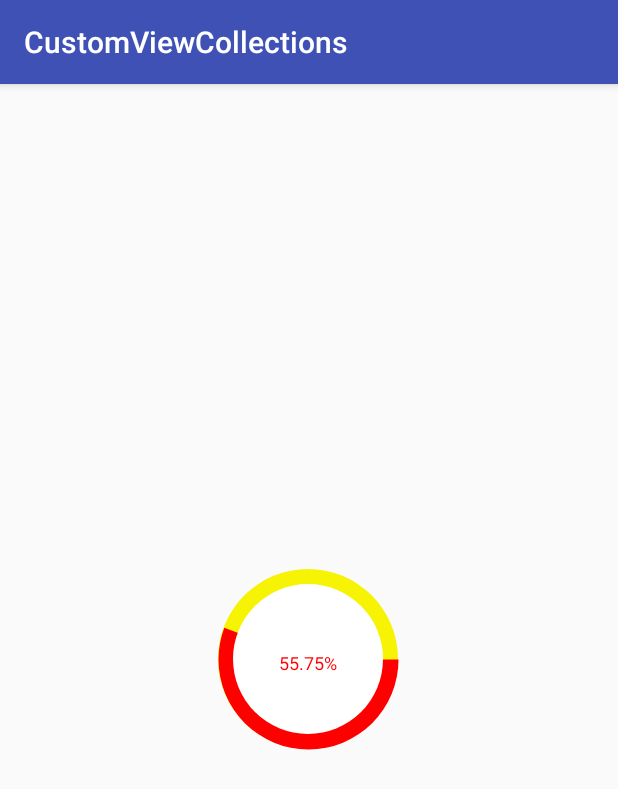
After one commit to ckwcc/CustomViewCollections, an Android app: the LevelViewActivity screen opened directly, with no data from a screen before it, on a phone screen of 412 x 824 dp. The commit adds this screen. Shown: the top 789 px of the screen. Run offline under Robolectric (Android 15) with nearby library versions, the phone set to English and light mode, and no system bars.

Commit message:
new:添加圆形进度条控件

```diff
--- a/app/src/main/AndroidManifest.xml
+++ b/app/src/main/AndroidManifest.xml
@@ -16,7 +16,8 @@
                 <category android:name="android.intent.category.LAUNCHER" />
             </intent-filter>
         </activity>
-        <activity android:name=".rulerview.RulerViewActivity" />
+        <activity android:name=".ruler_view.RulerViewActivity" />
+        <activity android:name=".level_view.LevelViewActivity" />
     </application>
 
 </manifest>
--- /dev/null
+++ b/app/src/main/java/com/ckw/customviewcollections/KLogUtil.kt
@@ -0,0 +1,16 @@
+package com.ckw.customviewcollections
+
+import android.util.Log
+
+/**
+ * Created by ckw
+ * on 2018/6/1.
+ */
+class KLogUtil {
+    companion object {
+        fun log(x: String){
+            Log.d("----",x)
+        }
+    }
+
+}
--- a/app/src/main/java/com/ckw/customviewcollections/MainActivity.kt
+++ b/app/src/main/java/com/ckw/customviewcollections/MainActivity.kt
@@ -8,11 +8,10 @@ import android.support.v7.widget.LinearLayoutManager
 import android.support.v7.widget.RecyclerView
 import android.view.LayoutInflater
 import android.view.View
-import com.ckw.customviewcollections.rulerview.RulerView
-import kotlinx.android.synthetic.main.activity_main.*
 import android.widget.TextView
 import android.view.ViewGroup
-import com.ckw.customviewcollections.rulerview.RulerViewActivity
+import com.ckw.customviewcollections.level_view.LevelViewActivity
+import com.ckw.customviewcollections.ruler_view.RulerViewActivity
 
 
 class MainActivity : AppCompatActivity(), ItemClickListener {
@@ -26,6 +25,7 @@ class MainActivity : AppCompatActivity(), ItemClickListener {
 
         var datas = ArrayList<String>()
         datas.add("RulerView:尺子选择器")
+        datas.add("LevelView:等级显示器")
 
         val adapter = SimpleAdapter(this,datas)
         recyclerView.adapter = adapter
@@ -35,6 +35,19 @@ class MainActivity : AppCompatActivity(), ItemClickListener {
     }
 
     override fun setOnItemClick(position: Int) {
+        var intent: Intent? = null
+        when (position) {
+            0 -> {
+                intent = Intent(this,RulerViewActivity::class.java)
+                startActivity(intent)
+            }
+            1 -> {
+                intent = Intent(this,LevelViewActivity::class.java)
+                startActivity(intent)
+            }
+        }
+
+
         if(position == 0){
             startActivity(Intent(this,RulerViewActivity::class.java))
         }
--- /dev/null
+++ b/app/src/main/java/com/ckw/customviewcollections/level_view/CircleLevelView.kt
@@ -0,0 +1,226 @@
+package com.ckw.customviewcollections.level_view
+
+import android.animation.ValueAnimator
+import android.annotation.SuppressLint
+import android.content.Context
+import android.graphics.Canvas
+import android.graphics.Color
+import android.graphics.Paint
+import android.graphics.RectF
+import android.util.AttributeSet
+import android.view.View
+import com.ckw.customviewcollections.KLogUtil
+import com.ckw.customviewcollections.R
+
+/**
+ * Created by ckw
+ * on 2018/6/8.
+ * <attr name="externalRadius" format="dimension"/> 外部圆的半径
+ * <attr name="externalColor" format="color"/>  外部圆的颜色
+ * <attr name="innerRadius" format="dimension"/> 内部圆的半径
+ * <attr name="innerColor" format="color"/> 内部圆的颜色
+ * <attr name="percentColor" format="color"/> 进度条的颜色
+ * <attr name="startAngle" format="float"/> 进度条开始的角度
+ * <attr name="endAngle" format="float"/> 结束的角度
+ * <attr name="centerTextColor" format="color"/> 中心文字的颜色
+ * <attr name="centerTextSize" format="dimension"/> 中心文字的大小
+ * <attr name="isPercent" format="boolean"/> 是否需要显示百分比
+ */
+class CircleLevelView : View {
+
+    /*
+    * 外圆半径
+    * */
+    private var mExternalRadius: Float = 100f
+    /*
+    * 内院半径
+    * */
+    private var mInnerRadius: Float = 90f
+
+    /*
+    * 各种颜色
+    * */
+    private var mInnerColor = Color.WHITE
+    private var mExternalColor = Color.YELLOW
+    private var mPercentColor = Color.BLACK
+    private var mTextColor = Color.BLACK
+
+    /*
+    * 各种画笔
+    * */
+    private var mExternalPaint: Paint? = null
+    private var mInnerPaint: Paint? = null
+    private var mPercentPaint: Paint? = null
+    private var mTextPaint: Paint? = null
+
+    private var mTextSize = 30f
+    /*
+    * 是否是百分比
+    * */
+    private var mIsPercent = false
+    /*
+    * 进度条开始的角度
+    * */
+    private var mStartAngle: Float = 0f
+    /*
+    * 进度条结束的角度
+    * */
+    private var mEndAngle: Float = 0f
+    /*
+    * 当前展示的角度，由动画控制
+    * */
+    private var mCurrentAngle: Float = 0f
+
+    private var mAnimationDuration = 2500L
+
+    private var mWidth = 0
+    private var mHeight = 0
+
+    constructor(context: Context?) : this(context,null)
+    constructor(context: Context?, attrs: AttributeSet?) : this(context, attrs,0)
+
+    constructor(context: Context?, attrs: AttributeSet?, defStyleAttr: Int) : super(context, attrs, defStyleAttr){
+        init(context!!,attrs!!)
+    }
+
+    private fun init(context: Context, attrs: AttributeSet) {
+        val typedArray = context.obtainStyledAttributes(attrs, R.styleable.CircleLevelView)
+
+        mExternalRadius = typedArray.getDimension(R.styleable.CircleLevelView_externalRadius,mExternalRadius)
+        mExternalColor = typedArray.getColor(R.styleable.CircleLevelView_externalColor,mExternalColor)
+        mInnerRadius = typedArray.getDimension(R.styleable.CircleLevelView_innerRadius,mInnerRadius)
+        mInnerColor = typedArray.getColor(R.styleable.CircleLevelView_innerColor,mInnerColor)
+        mPercentColor = typedArray.getColor(R.styleable.CircleLevelView_percentColor,mPercentColor)
+        mStartAngle = typedArray.getFloat(R.styleable.CircleLevelView_startAngle,mStartAngle)
+        mEndAngle = typedArray.getFloat(R.styleable.CircleLevelView_endAngle,mEndAngle)
+        mTextColor = typedArray.getColor(R.styleable.CircleLevelView_centerTextColor,mTextColor)
+        mTextSize = typedArray.getDimension(R.styleable.CircleLevelView_centerTextSize,mTextSize)
+        mIsPercent = typedArray.getBoolean(R.styleable.CircleLevelView_isPercent,false)
+
+        mExternalPaint = Paint(Paint.ANTI_ALIAS_FLAG)
+        mExternalPaint!!.style = Paint.Style.FILL
+        mExternalPaint!!.color = mExternalColor
+
+        mInnerPaint = Paint(Paint.ANTI_ALIAS_FLAG)
+        mInnerPaint!!.style = Paint.Style.FILL
+        mInnerPaint!!.color = mInnerColor
+
+        mPercentPaint = Paint(Paint.ANTI_ALIAS_FLAG)
+        mPercentPaint!!.style = Paint.Style.FILL
+        mPercentPaint!!.color = mPercentColor
+
+        mTextPaint  = Paint(Paint.ANTI_ALIAS_FLAG)
+        mTextPaint!!.textSize = mTextSize
+        mTextPaint!!.style = Paint.Style.STROKE
+        mTextPaint!!.color = mTextColor
+
+        typedArray.recycle()
+    }
+
+    override fun onMeasure(widthMeasureSpec: Int, heightMeasureSpec: Int) {
+        super.onMeasure(widthMeasureSpec, heightMeasureSpec)
+        val widthMode = MeasureSpec.getMode(widthMeasureSpec)
+        val heightMode = MeasureSpec.getMode(heightMeasureSpec)
+
+        if(widthMode == MeasureSpec.EXACTLY && heightMode == MeasureSpec.EXACTLY){
+            setMeasuredDimension(widthMeasureSpec,heightMeasureSpec)
+        }else{
+            setMeasuredDimension((mExternalRadius * 2 + 1f).toInt(),(mExternalRadius * 2 + 1).toInt())
+        }
+
+    }
+
+    override fun onSizeChanged(w: Int, h: Int, oldw: Int, oldh: Int) {
+        super.onSizeChanged(w, h, oldw, oldh)
+        if(w > 0 && h > 0){
+            mWidth = w
+            mHeight = h
+
+        }else{
+            mWidth = 100
+            mHeight = 100
+        }
+    }
+
+
+    @SuppressLint("DrawAllocation")
+    override fun onDraw(canvas: Canvas?) {
+        super.onDraw(canvas)
+        val left = (mWidth - mExternalRadius * 2) / 2
+        val top = (mHeight - mExternalRadius * 2) / 2
+        val right = mWidth - left
+        val bottom = mHeight - top
+        val rectF = RectF(left,top,right,bottom)
+
+        val centerX = mWidth.div(2).toFloat()
+        val centerY = mHeight.div(2).toFloat()
+        canvas!!.drawCircle(centerX,centerY,mExternalRadius,mExternalPaint)
+        canvas!!.drawArc(rectF,mStartAngle,mCurrentAngle,true,mPercentPaint)
+        canvas!!.drawCircle(centerX,centerY,mInnerRadius,mInnerPaint)
+
+        val percent = mCurrentAngle.div(360.0f) * 100
+        var text = String.format("%.2f",percent)
+        if (mIsPercent){
+            text = text.plus("%")
+        }
+        val textWidth = mTextPaint!!.measureText(text)
+        val textHeight = getFontHeight(mTextPaint!!)
+        canvas!!.drawText(text,
+                centerX - textWidth.div(2),
+                centerY + textHeight.div(2),
+                mTextPaint!!)
+    }
+
+
+    /*
+    * 设置初始的两个角度
+    * */
+    fun setAngle(angleStart: Float,angleEnd: Float) {
+        mStartAngle = angleStart
+        mEndAngle = angleEnd
+        setPercentAnimation()
+    }
+
+    /*
+    * 直接设置数值
+    * */
+    fun setValue(value: Float) {
+        if(value <0 || value > 360){
+            return
+        }
+        mStartAngle = 0f;
+        mEndAngle = value.div(100f) * 360
+        setPercentAnimation()
+    }
+
+    /*
+    * 设置动画时长
+    * */
+    fun setAnimationDuration(duration: Long) {
+        mAnimationDuration = duration
+    }
+
+    fun setIsPercent(isPercent: Boolean) {
+        mIsPercent = isPercent
+    }
+
+    /*
+    * 设置动画
+    * */
+    private fun setPercentAnimation() {
+        val offSet = mEndAngle - mStartAngle
+        val valueAnimator = ValueAnimator.ofFloat(0f,offSet)
+        valueAnimator.addUpdateListener {
+            mCurrentAngle = valueAnimator.getAnimatedValue() as Float
+            invalidate()
+        }
+        valueAnimator.duration = mAnimationDuration
+        valueAnimator.start()
+
+    }
+
+    private fun getFontHeight(paint: Paint): Float {
+        val fm = paint.fontMetrics
+        return fm.descent - fm.ascent
+    }
+}
--- /dev/null
+++ b/app/src/main/java/com/ckw/customviewcollections/level_view/LevelViewActivity.kt
@@ -0,0 +1,26 @@
+package com.ckw.customviewcollections.level_view
+
+import android.os.Bundle
+import android.support.v7.app.AppCompatActivity
+import com.ckw.customviewcollections.R
+
+/**
+ * Created by ckw
+ * on 2018/6/8.
+ */
+class LevelViewActivity : AppCompatActivity() {
+
+    override fun onCreate(savedInstanceState: Bundle?) {
+        super.onCreate(savedInstanceState)
+        setContentView(R.layout.activity_level_view)
+
+        val circleLevelView = findViewById<CircleLevelView>(R.id.circle_level_view)
+        //以下两个方法的设置需要在setAngle或者setValue之前
+        circleLevelView.setAnimationDuration(2500)
+        circleLevelView.setIsPercent(true)
+        //通过设置初始和结束的角度
+//        circleLevelView.setAngle(0f,100f)
+        //通过设置百分比
+        circleLevelView.setValue(55.746f)
+    }
+}
--- a/app/src/main/java/com/ckw/customviewcollections/rulerview/RulerView.kt
+++ b/app/src/main/java/com/ckw/customviewcollections/ruler_view/RulerView.kt
@@ -1,4 +1,4 @@
-package com.ckw.customviewcollections.rulerview
+package com.ckw.customviewcollections.ruler_view
 
 import android.content.Context
 import android.graphics.Canvas
--- a/app/src/main/java/com/ckw/customviewcollections/rulerview/RulerViewActivity.kt
+++ b/app/src/main/java/com/ckw/customviewcollections/ruler_view/RulerViewActivity.kt
@@ -1,9 +1,9 @@
-package com.ckw.customviewcollections.rulerview
+package com.ckw.customviewcollections.ruler_view
 
 import android.os.Bundle
 import android.support.v7.app.AppCompatActivity
+import android.widget.TextView
 import com.ckw.customviewcollections.R
-import kotlinx.android.synthetic.main.activity_ruler_view.*
 
 /**
  * Created by ckw
@@ -11,16 +11,19 @@ import kotlinx.android.synthetic.main.activity_ruler_view.*
  */
 class RulerViewActivity: AppCompatActivity(), RulerView.OnValueChangeListener {
     override fun onValueChange(value: Float) {
-        tv_show_value.text = value.toString()
+        mTvShow!!.text = value.toString()
     }
 
+    private var mTvShow: TextView? = null
 
     override fun onCreate(savedInstanceState: Bundle?) {
         super.onCreate(savedInstanceState)
         setContentView(R.layout.activity_ruler_view)
 
-        ruler_view.setRulerViewParams(155f,100f,200f,0.1f)
-        ruler_view.setOnValueChangeListener(this)
+        val rulerView = findViewById<RulerView>(R.id.ruler_view)
+        mTvShow = findViewById(R.id.tv_show_value)
+        rulerView.setRulerViewParams(155f,100f,200f,0.1f)
+        rulerView.setOnValueChangeListener(this)
 
     }
 }
--- /dev/null
+++ b/app/src/main/res/layout/activity_level_view.xml
@@ -0,0 +1,23 @@
+<?xml version="1.0" encoding="utf-8"?>
+<RelativeLayout xmlns:android="http://schemas.android.com/apk/res/android"
+    xmlns:app="http://schemas.android.com/apk/res-auto"
+    android:layout_width="match_parent"
+    android:layout_height="match_parent">
+
+    <com.ckw.customviewcollections.level_view.CircleLevelView
+        android:id="@+id/circle_level_view"
+        android:layout_centerInParent="true"
+        app:externalRadius="60dp"
+        app:innerRadius="50dp"
+        app:endAngle="250"
+        app:startAngle="150"
+        app:centerTextSize="12sp"
+        app:isPercent="true"
+        app:centerTextColor="@color/colorRed"
+        app:externalColor="@color/colorYellow"
+        app:percentColor="@color/colorRed"
+        app:innerColor="@color/colorWhite"
+        android:layout_width="wrap_content"
+        android:layout_height="wrap_content" />
+
+</RelativeLayout>
--- a/app/src/main/res/layout/activity_ruler_view.xml
+++ b/app/src/main/res/layout/activity_ruler_view.xml
@@ -11,7 +11,7 @@
         android:layout_width="wrap_content"
         android:layout_height="wrap_content" />
 
-    <com.ckw.customviewcollections.rulerview.RulerView
+    <com.ckw.customviewcollections.ruler_view.RulerView
         android:id="@+id/ruler_view"
         android:layout_centerInParent="true"
         android:layout_width="400dp"
--- a/app/src/main/res/values/attrs.xml
+++ b/app/src/main/res/values/attrs.xml
@@ -16,4 +16,18 @@
         <attr name="selectorValue" format="float"/>
         <attr name="perValue" format="float"/>
     </declare-styleable>
+
+    <declare-styleable name="CircleLevelView">
+        <attr name="externalRadius" format="dimension"/>
+        <attr name="externalColor" format="color"/>
+        <attr name="innerRadius" format="dimension"/>
+        <attr name="innerColor" format="color"/>
+        <attr name="percentColor" format="color"/>
+        <attr name="startAngle" format="float"/>
+        <attr name="endAngle" format="float"/>
+        <attr name="centerTextColor" format="color"/>
+        <attr name="centerTextSize" format="dimension"/>
+        <attr name="isPercent" format="boolean"/>
+    </declare-styleable>
+
 </resources>
--- a/app/src/main/res/values/colors.xml
+++ b/app/src/main/res/values/colors.xml
@@ -5,4 +5,7 @@
     <color name="colorAccent">#FF4081</color>
     <color name="gray">#D3D3D3</color>
     <color name="black">#000000</color>
+    <color name="colorYellow">#f7f305</color>
+    <color name="colorWhite">#ffffff</color>
+    <color name="colorRed">#ff0000</color>
 </resources>
```
